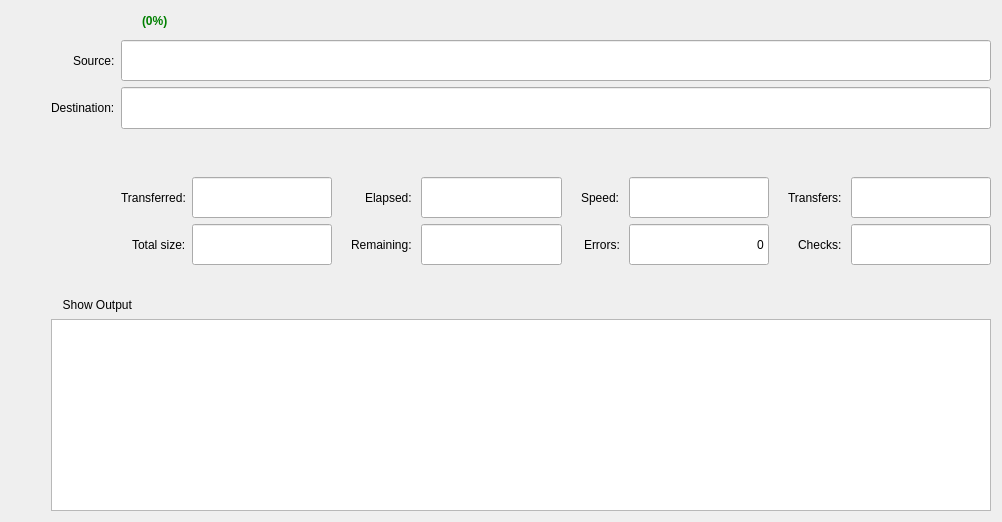
Above: src/job_widget.ui from totza2010/RcloneBrowser before the change. Below: the same form after it.
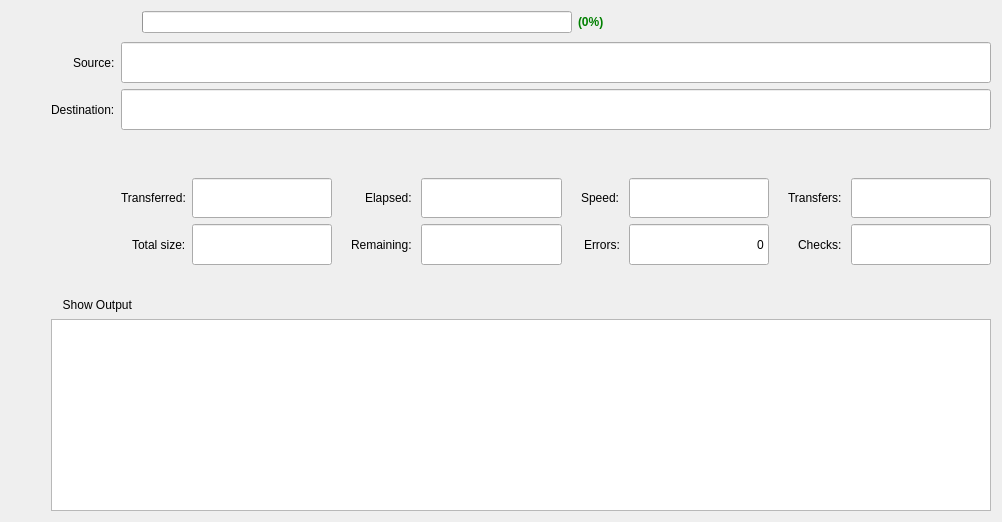
That is the form after the change.

```diff
--- a/src/job_widget.ui
+++ b/src/job_widget.ui
@@ -57,6 +57,37 @@
         </property>
        </widget>
       </item>
+      <item>
+       <widget class="QProgressBar" name="overall">
+        <property name="sizePolicy">
+         <sizepolicy hsizetype="Fixed" vsizetype="Fixed">
+          <horstretch>0</horstretch>
+          <verstretch>0</verstretch>
+         </sizepolicy>
+        </property>
+        <property name="minimumSize">
+         <size>
+          <width>430</width>
+          <height>0</height>
+         </size>
+        </property>
+        <property name="maximumSize">
+         <size>
+          <width>430</width>
+          <height>16777215</height>
+         </size>
+        </property>
+        <property name="value">
+         <number>0</number>
+        </property>
+        <property name="alignment">
+         <set>Qt::AlignCenter</set>
+        </property>
+        <property name="format">
+         <string/>
+        </property>
+       </widget>
+      </item>
       <item>
        <widget class="QLabel" name="progress_info">
         <property name="styleSheet">
```
